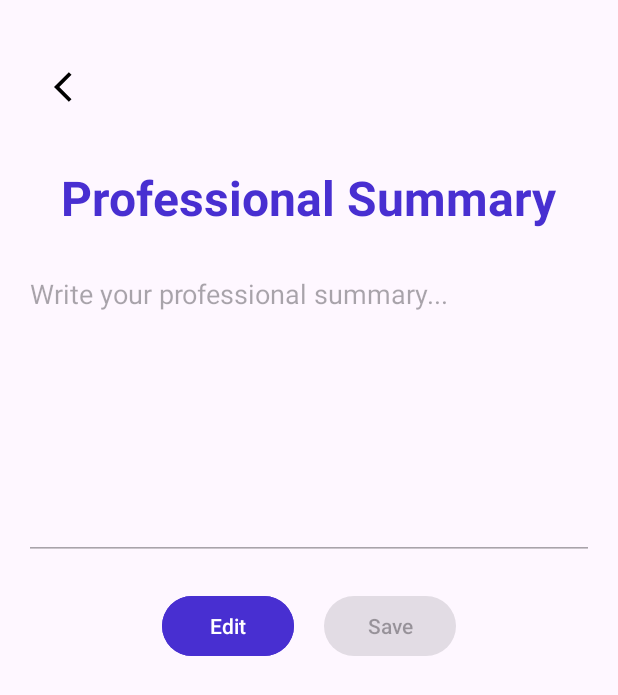
After one commit to MianMohid777/CV_Builder, an Android app: the SummaryActivity screen opened directly, with no data from a screen before it, on a phone screen of 412 x 824 dp. The commit adds this screen. Shown: the top 695 px of the screen. Run offline under Robolectric (Android 15) with nearby library versions, the phone set to English and light mode, and no system bars.

Commit message:
Summary Activity Completed

```diff
--- a/app/src/main/AndroidManifest.xml
+++ b/app/src/main/AndroidManifest.xml
@@ -24,6 +24,7 @@
         <activity android:name=".MainActivity" />
         <activity android:name=".ProfilePicActivity"/>
         <activity android:name=".DetailActivity"/>
+        <activity android:name=".SummaryActivity"/>
     </application>
 
 </manifest>
--- /dev/null
+++ b/app/src/main/java/com/example/cv_builder/SummaryActivity.java
@@ -0,0 +1,65 @@
+package com.example.cv_builder;
+
+import android.content.Intent;
+import android.os.Bundle;
+import android.widget.Button;
+import android.widget.EditText;
+import android.widget.ImageView;
+
+import androidx.annotation.Nullable;
+import androidx.appcompat.app.AppCompatActivity;
+
+public class SummaryActivity extends AppCompatActivity {
+
+    EditText sumTxt;
+    Button editButton;
+    Button saveButton;
+    ImageView backBtn;
+
+    @Override
+    protected void onCreate(@Nullable Bundle savedInstanceState) {
+        super.onCreate(savedInstanceState);
+        setContentView(R.layout.summary_activity);
+
+
+        init();
+
+        Intent i = getIntent();
+
+        String summary = i.getStringExtra("SUMMARY");
+
+        if(summary != null)
+            sumTxt.setText(summary);
+
+
+        backBtn.setOnClickListener(v -> {
+            finish();
+        });
+
+        editButton.setOnClickListener(v->{
+            sumTxt.setEnabled(true);
+            saveButton.setEnabled(true);
+        });
+
+        saveButton.setOnClickListener(v -> {
+
+            String mySum = sumTxt.getText().toString().strip();
+
+            Intent intent = new Intent(SummaryActivity.this, MainActivity.class);
+
+            if(!mySum.isEmpty())
+                intent.putExtra("SUMMARY",mySum);
+
+            setResult(RESULT_OK,intent);
+            finish();
+        });
+    }
+
+    void init()
+    {
+        sumTxt = findViewById(R.id.etSummary);
+        backBtn = findViewById(R.id.backBtn3);
+        saveButton = findViewById(R.id.btnSave2);
+        editButton = findViewById(R.id.btnEdit2);
+    }
+}
--- /dev/null
+++ b/app/src/main/res/layout/summary_activity.xml
@@ -0,0 +1,74 @@
+<?xml version="1.0" encoding="utf-8"?>
+<LinearLayout xmlns:android="http://schemas.android.com/apk/res/android"
+    android:layout_width="match_parent"
+    android:layout_height="match_parent"
+    android:orientation="vertical"
+    android:padding="16dp">
+
+    <ImageView
+        android:id="@+id/backBtn3"
+        android:layout_width="wrap_content"
+        android:layout_height="wrap_content"
+        android:layout_gravity="start"
+        android:layout_marginStart="20dp"
+        android:layout_marginTop="30dp"
+        android:src="@drawable/back" />
+
+    <TextView
+        android:layout_width="wrap_content"
+        android:layout_height="wrap_content"
+        android:layout_marginTop="40dp"
+        android:text="@string/professional_summary"
+        android:textColor="@color/purple"
+        android:textSize="32sp"
+        android:textStyle="bold"
+        android:layout_gravity="center"/>
+
+
+
+        <LinearLayout
+            android:layout_width="match_parent"
+            android:layout_height="wrap_content"
+            android:orientation="vertical"
+            android:paddingTop="20dp">
+
+            <EditText
+                android:id="@+id/etSummary"
+                android:layout_width="match_parent"
+                android:layout_height="200dp"
+                android:hint="@string/write_your_professional_summary"
+                android:inputType="textMultiLine"
+                android:gravity="start"
+                android:enabled="false"
+                />
+
+        </LinearLayout>
+
+
+    <LinearLayout
+        android:layout_width="match_parent"
+        android:layout_height="wrap_content"
+        android:layout_marginTop="20dp"
+        android:gravity="center"
+        android:orientation="horizontal">
+
+        <Button
+            android:id="@+id/btnEdit2"
+            android:layout_width="wrap_content"
+            android:layout_height="wrap_content"
+            android:layout_marginEnd="20dp"
+            android:backgroundTint="@color/purple"
+            android:text="@string/edit"
+            android:layout_gravity="center"
+            />
+
+        <Button
+            android:id="@+id/btnSave2"
+            android:layout_width="wrap_content"
+            android:layout_height="wrap_content"
+            android:text="@string/save"
+            android:enabled="false" />
+
+    </LinearLayout>
+
+</LinearLayout>
--- a/app/src/main/res/values/strings.xml
+++ b/app/src/main/res/values/strings.xml
@@ -4,7 +4,6 @@
     <string name="title">CV MAKER</string>
     <string name="doc">doc</string>
     <string name="cv_builder">CV Builder</string>
-    <string name="profile_picture">Profile Picture</string>
     <string name="personal_details">Personal Details</string>
     <string name="summary">Summary</string>
     <string name="certifications">Certifications</string>
@@ -16,4 +15,13 @@
     <string name="upload">upload</string>
     <string name="edit">Edit</string>
     <string name="save">Save</string>
+    <string name="profile_details">Profile Details</string>
+    <string name="name">Name</string>
+    <string name="enter_your_name">Enter your name</string>
+    <string name="email">Email</string>
+    <string name="phone_number">Phone Number</string>
+    <string name="enter_your_phone_number">Enter your phone number</string>
+    <string name="enter_your_email">Enter your email</string>
+    <string name="professional_summary">Professional Summary</string>
+    <string name="write_your_professional_summary">Write your professional summary...</string>
 </resources>
```
